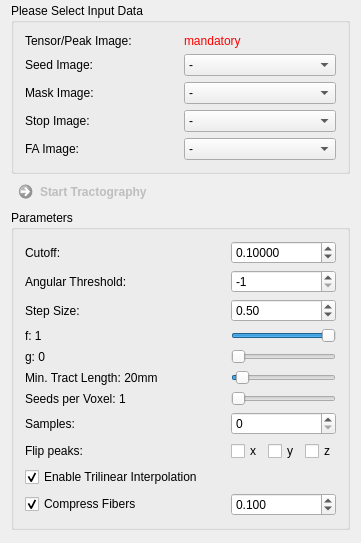
Old version of the form Plugins/org.mitk.gui.qt.diffusionimaging/src/internal/QmitkStreamlineTrackingViewControls.ui in the repository MITK/MITK.
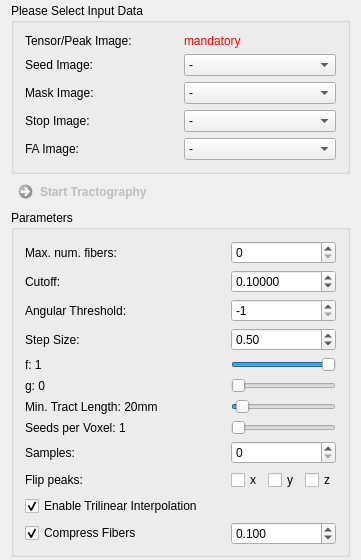
New version of the form. Custom widgets are drawn as their Qt base class.

Commit message: added odf tracking handler

```diff
--- a/Plugins/org.mitk.gui.qt.diffusionimaging/src/internal/QmitkStreamlineTrackingViewControls.ui
+++ b/Plugins/org.mitk.gui.qt.diffusionimaging/src/internal/QmitkStreamlineTrackingViewControls.ui
@@ -400,6 +400,26 @@
         </property>
        </widget>
       </item>
+      <item row="0" column="1">
+       <widget class="QSpinBox" name="m_NumFibersBox">
+        <property name="toolTip">
+         <string>Number of neighborhood samples that are used to determine the next fiber progression direction.</string>
+        </property>
+        <property name="maximum">
+         <number>999999999</number>
+        </property>
+       </widget>
+      </item>
+      <item row="0" column="0">
+       <widget class="QLabel" name="m_FaThresholdLabel_2">
+        <property name="toolTip">
+         <string/>
+        </property>
+        <property name="text">
+         <string>Max. num. fibers:</string>
+        </property>
+       </widget>
+      </item>
      </layout>
     </widget>
    </item>
```
The commit also changes 15 other files.
